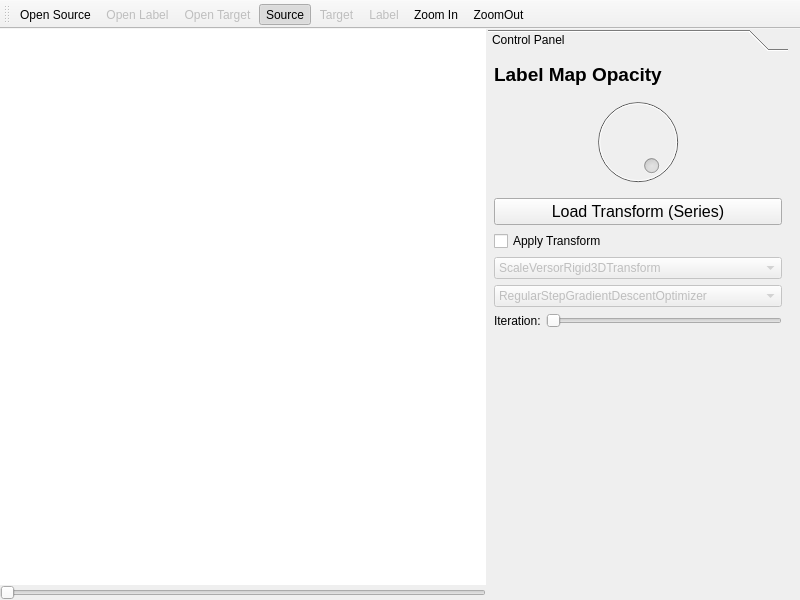
SadeghMSalehi/gradworks, file itktools/mainwindow.ui: the form before one commit.
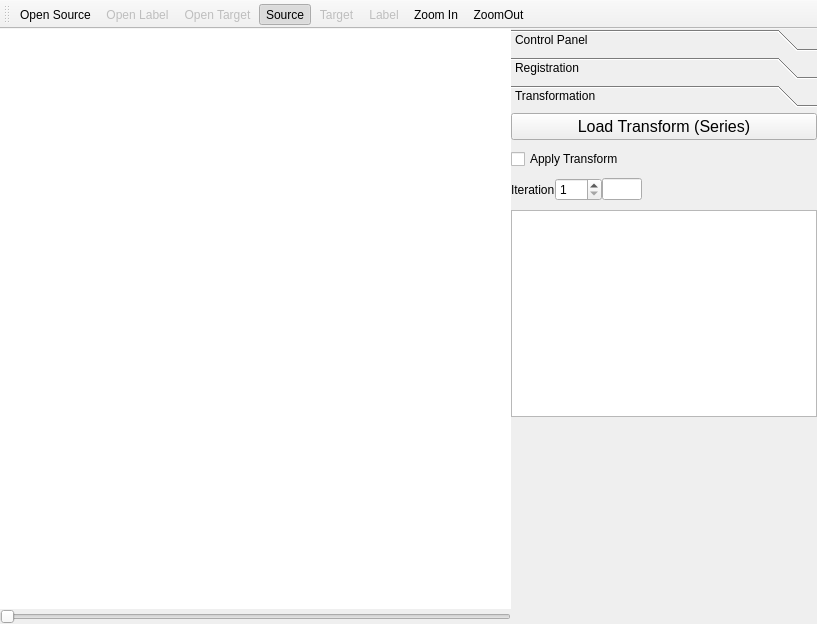
The form after the commit. The open tabs and pages were chosen to show the change. Icons and pictures are not drawn.

Commit message: itkTools for single region registration done.

Patch:
```diff
--- a/itktools/mainwindow.ui
+++ b/itktools/mainwindow.ui
@@ -6,15 +6,22 @@
    <rect>
     <x>0</x>
     <y>0</y>
-    <width>800</width>
-    <height>600</height>
+    <width>817</width>
+    <height>624</height>
    </rect>
   </property>
   <property name="windowTitle">
-   <string>MainWindow</string>
+   <string>Volume Registration</string>
+  </property>
+  <property name="windowIcon">
+   <iconset>
+    <normaloff>icon.png</normaloff>icon.png</iconset>
   </property>
   <widget class="QWidget" name="centralwidget">
    <layout class="QHBoxLayout" name="horizontalLayout">
+    <property name="spacing">
+     <number>0</number>
+    </property>
     <property name="leftMargin">
      <number>0</number>
     </property>
@@ -22,7 +29,7 @@
      <number>0</number>
     </property>
     <property name="rightMargin">
-     <number>12</number>
+     <number>0</number>
     </property>
     <item>
      <widget class="QFrame" name="frame">
@@ -75,7 +82,7 @@
      <widget class="QToolBox" name="toolBox">
       <property name="maximumSize">
        <size>
-        <width>300</width>
+        <width>306</width>
         <height>16777215</height>
        </size>
       </property>
@@ -91,13 +98,13 @@
       <property name="currentIndex">
        <number>0</number>
       </property>
-      <widget class="QWidget" name="registrationPane">
+      <widget class="QWidget" name="controlPanel">
        <property name="geometry">
         <rect>
          <x>0</x>
          <y>0</y>
-         <width>300</width>
-         <height>529</height>
+         <width>306</width>
+         <height>485</height>
         </rect>
        </property>
        <attribute name="label">
@@ -105,52 +112,54 @@
        </attribute>
        <layout class="QGridLayout" name="gridLayout">
         <property name="leftMargin">
-         <number>6</number>
+         <number>0</number>
         </property>
         <property name="topMargin">
-         <number>6</number>
+         <number>0</number>
         </property>
         <property name="rightMargin">
-         <number>6</number>
+         <number>0</number>
         </property>
-        <property name="bottomMargin">
-         <number>12</number>
+        <property name="horizontalSpacing">
+         <number>0</number>
         </property>
         <property name="verticalSpacing">
-         <number>-1</number>
+         <number>9</number>
         </property>
-        <item row="9" column="1">
-         <widget class="QSlider" name="horizontalSlider">
+        <item row="1" column="0" colspan="2">
+         <widget class="QDial" name="opacityDial">
+          <property name="enabled">
+           <bool>false</bool>
+          </property>
+          <property name="maximum">
+           <number>120</number>
+          </property>
+          <property name="value">
+           <number>120</number>
+          </property>
+          <property name="sliderPosition">
+           <number>120</number>
+          </property>
           <property name="orientation">
            <enum>Qt::Horizontal</enum>
           </property>
          </widget>
         </item>
+        <item row="0" column="0" colspan="2">
+         <widget class="QLabel" name="label_2">
+          <property name="font">
+           <font>
+            <pointsize>14</pointsize>
+            <weight>75</weight>
+            <bold>true</bold>
+           </font>
+          </property>
+          <property name="text">
+           <string>Label Map Opacity</string>
+          </property>
+         </widget>
+        </item>
         <item row="4" column="0" colspan="2">
-         <widget class="QComboBox" name="comboBox">
-          <property name="enabled">
-           <bool>false</bool>
-          </property>
-          <item>
-           <property name="text">
-            <string>ScaleVersorRigid3DTransform</string>
-           </property>
-          </item>
-          <item>
-           <property name="text">
-            <string>Affine3DTransform</string>
-           </property>
-          </item>
-         </widget>
-        </item>
-        <item row="9" column="0">
-         <widget class="QLabel" name="label">
-          <property name="text">
-           <string>Iteration: </string>
-          </property>
-         </widget>
-        </item>
-        <item row="11" column="0" colspan="2">
          <spacer name="verticalSpacer">
           <property name="orientation">
            <enum>Qt::Vertical</enum>
@@ -163,10 +172,72 @@
           </property>
          </spacer>
         </item>
-        <item row="5" column="0" colspan="2">
-         <widget class="QComboBox" name="comboBox_2">
+       </layout>
+      </widget>
+      <widget class="QWidget" name="registrationPanel">
+       <property name="geometry">
+        <rect>
+         <x>0</x>
+         <y>0</y>
+         <width>306</width>
+         <height>485</height>
+        </rect>
+       </property>
+       <attribute name="label">
+        <string>Registration</string>
+       </attribute>
+       <layout class="QGridLayout" name="gridLayout_3">
+        <property name="verticalSpacing">
+         <number>9</number>
+        </property>
+        <property name="margin">
+         <number>0</number>
+        </property>
+        <item row="3" column="0">
+         <widget class="QPlainTextEdit" name="regParams">
           <property name="enabled">
            <bool>false</bool>
+          </property>
+          <property name="plainText">
+           <string>iteration: 100;
+scales: [30,30,30,0.1,0.1,0.1,100,100,100];
+</string>
+          </property>
+         </widget>
+        </item>
+        <item row="1" column="0">
+         <widget class="QComboBox" name="transformType">
+          <property name="enabled">
+           <bool>false</bool>
+          </property>
+          <property name="maximumSize">
+           <size>
+            <width>284</width>
+            <height>16777215</height>
+           </size>
+          </property>
+          <item>
+           <property name="text">
+            <string>ScaleVersorRigid3DTransform</string>
+           </property>
+          </item>
+          <item>
+           <property name="text">
+            <string>Affine3DTransform</string>
+           </property>
+          </item>
+         </widget>
+        </item>
+        <item row="2" column="0">
+         <widget class="QComboBox" name="optimizerType">
+          <property name="enabled">
+           <bool>false</bool>
+          </property>
+          <property name="maximumSize">
+           <size>
+            <width>284</width>
+            <height>16777215</height>
+           </size>
           </property>
           <item>
            <property name="text">
@@ -190,33 +261,47 @@
           </item>
          </widget>
         </item>
-        <item row="3" column="0" colspan="2">
-         <widget class="QCheckBox" name="applyTransform">
-          <property name="text">
-           <string>Apply Transform</string>
-          </property>
-         </widget>
-        </item>
-        <item row="1" column="0" colspan="2">
-         <widget class="QDial" name="opacityDial">
+        <item row="0" column="0">
+         <widget class="QPushButton" name="runRegistrationButton">
           <property name="enabled">
            <bool>false</bool>
           </property>
-          <property name="maximum">
-           <number>120</number>
+          <property name="maximumSize">
+           <size>
+            <width>290</width>
+            <height>16777215</height>
+           </size>
           </property>
-          <property name="value">
-           <number>120</number>
-          </property>
-          <property name="sliderPosition">
-           <number>120</number>
-          </property>
-          <property name="orientation">
-           <enum>Qt::Horizontal</enum>
+          <property name="text">
+           <string>Run Registration</string>
           </property>
          </widget>
         </item>
-        <item row="2" column="0" colspan="2">
+       </layout>
+      </widget>
+      <widget class="QWidget" name="transformPanel">
+       <property name="geometry">
+        <rect>
+         <x>0</x>
+         <y>0</y>
+         <width>306</width>
+         <height>485</height>
+        </rect>
+       </property>
+       <attribute name="label">
+        <string>Transformation</string>
+       </attribute>
+       <layout class="QGridLayout" name="gridLayout_2">
+        <property name="horizontalSpacing">
+         <number>0</number>
+        </property>
+        <property name="verticalSpacing">
+         <number>9</number>
+        </property>
+        <property name="margin">
+         <number>0</number>
+        </property>
+        <item row="0" column="0" colspan="4">
          <widget class="QPushButton" name="loadTransformButton">
           <property name="font">
            <font>
@@ -230,20 +315,69 @@
           </property>
          </widget>
         </item>
-        <item row="0" column="0" colspan="2">
-         <widget class="QLabel" name="label_2">
-          <property name="font">
-           <font>
-            <pointsize>14</pointsize>
-            <weight>75</weight>
-            <bold>true</bold>
-           </font>
+        <item row="1" column="0" colspan="4">
+         <widget class="QCheckBox" name="applyTransformCheck">
+          <property name="text">
+           <string>Apply Transform</string>
           </property>
+         </widget>
+        </item>
+        <item row="2" column="0">
+         <widget class="QLabel" name="label">
           <property name="text">
-           <string>Label Map Opacity</string>
+           <string>Iteration</string>
           </property>
          </widget>
         </item>
+        <item row="2" column="1">
+         <widget class="QSpinBox" name="currentRegistrationStep">
+          <property name="minimum">
+           <number>1</number>
+          </property>
+          <property name="maximum">
+           <number>999</number>
+          </property>
+         </widget>
+        </item>
+        <item row="2" column="2">
+         <widget class="QLineEdit" name="maxRegistrationSteps">
+          <property name="maximumSize">
+           <size>
+            <width>40</width>
+            <height>16777215</height>
+           </size>
+          </property>
+         </widget>
+        </item>
+        <item row="2" column="3">
+         <spacer name="horizontalSpacer">
+          <property name="orientation">
+           <enum>Qt::Horizontal</enum>
+          </property>
+          <property name="sizeHint" stdset="0">
+           <size>
+            <width>101</width>
+            <height>20</height>
+           </size>
+          </property>
+         </spacer>
+        </item>
+        <item row="3" column="0" colspan="4">
+         <widget class="QPlainTextEdit" name="plainTextEdit"/>
+        </item>
+        <item row="4" column="0" colspan="4">
+         <spacer name="verticalSpacer_2">
+          <property name="orientation">
+           <enum>Qt::Vertical</enum>
+          </property>
+          <property name="sizeHint" stdset="0">
+           <size>
+            <width>279</width>
+            <height>185</height>
+           </size>
+          </property>
+         </spacer>
+        </item>
        </layout>
       </widget>
      </widget>
```
The commit also changes 34 other files.
